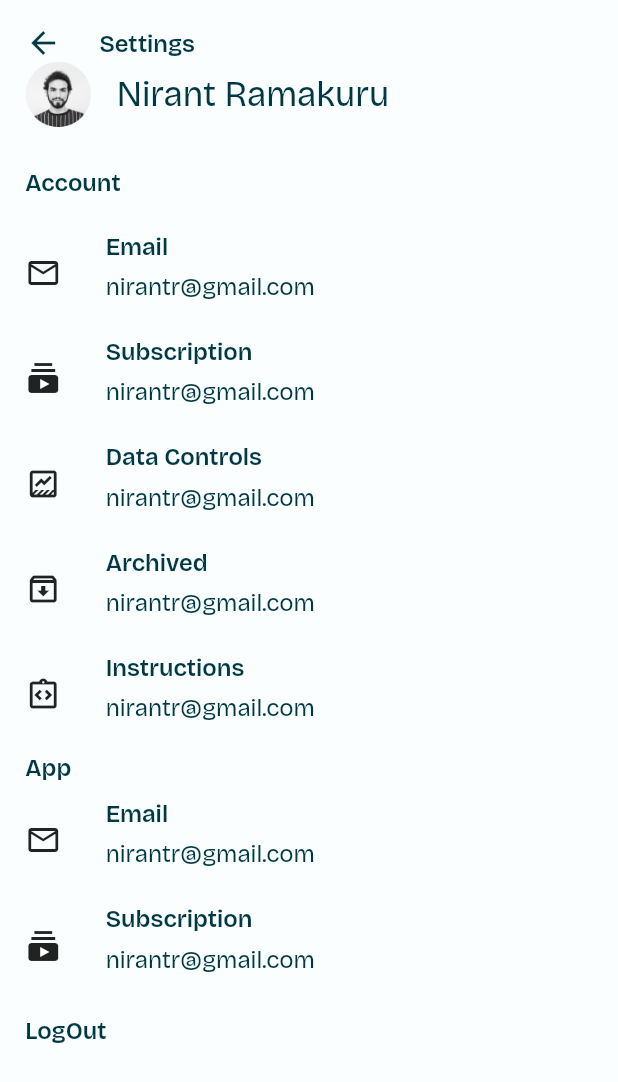
After one commit to vouch-social/vouchFlutterRepo, a Flutter app: the SettingsScreen screen opened directly, on a phone screen of 412 x 824 dp. The commit adds this screen. Shown: the top 1082 px of the screen. Run offline on Flutter 3.47's test engine with Material 3 defaults, Android fonts, the light colour scheme and no system bars; drawn by our look-alikes of auto_size_text; our stand-ins replace barcode_widget, cached_network_image, cloud_firestore, cloud_functions, dio, dropdown_button2 and 37 more; missing offline and left inert: call_log, choose_input_chips, firebase_app_check, flutter_barcode_scanner, json_path, mime_type and 2 more; accounts and stored records are empty; network calls fail.

Commit message:
220420241950

```diff
--- a/lib/flutter_flow/flutter_flow_theme.dart
+++ b/lib/flutter_flow/flutter_flow_theme.dart
@@ -9,7 +9,6 @@ import 'package:google_fonts/google_fonts.dart';
 abstract class FlutterFlowTheme {
   static FlutterFlowTheme of(BuildContext context) {
     final Brightness brightness = MediaQuery.of(context).platformBrightness;
-    print(brightness);
     if (brightness == Brightness.dark) {
       return DarkModeTheme();
     }
--- a/lib/flutter_flow/flutter_flow_widgets.dart
+++ b/lib/flutter_flow/flutter_flow_widgets.dart
@@ -282,7 +282,7 @@ FFButtonOptions CTAButton(context){
       height: 64.0.w,
       color: FlutterFlowTheme.of(context).ffButton,
       textStyle: FlutterFlowTheme.of(context).buttonText,
-      elevation: 3.0,
+      elevation: 0.0,
       borderRadius: BorderRadius.circular(12.0.w),
     );
 }
--- a/lib/new_code/backend/models/base_response.dart
+++ b/lib/new_code/backend/models/base_response.dart
@@ -8,7 +8,7 @@ class BaseResponse<T> {
 
   factory BaseResponse.fromJson(
       Map<String, dynamic> json, T Function(Map<String, dynamic>) fromJson) {
-    print("Json : ${json['data']}");
+    //print("Json : ${json['data']}");
     return BaseResponse(
       status: json['status'],
       message: json['message'],
--- /dev/null
+++ b/lib/new_code/home_page/home_page_controller.dart
@@ -0,0 +1,6 @@
+import 'package:get/get.dart';
+
+class HomeController extends GetxController{
+
+
+}
--- /dev/null
+++ b/lib/new_code/home_page/settings/settings_screen.dart
@@ -0,0 +1,214 @@
+import 'package:auto_size_text/auto_size_text.dart';
+import 'package:flutter/cupertino.dart';
+import 'package:flutter/material.dart';
+import 'package:flutter/widgets.dart';
+import 'package:flutter_screenutil/flutter_screenutil.dart';
+import 'package:get/get.dart';
+import 'package:vouch/flutter_flow/flutter_flow_theme.dart';
+import 'package:vouch/generated/assets.dart';
+import 'package:vouch/new_code/onboarding/auth_screen/login_screen/login_screen.dart';
+
+class SettingsScreen extends StatefulWidget {
+  const SettingsScreen({super.key});
+
+  @override
+  State<SettingsScreen> createState() => _SettingsScreenState();
+}
+
+class _SettingsScreenState extends State<SettingsScreen> {
+  List<Icon> iconsList = [
+    Icon(Icons.email_outlined),
+    Icon(Icons.subscriptions),
+    Icon(Icons.data_thresholding_outlined),
+    Icon(Icons.archive_outlined),
+    Icon(Icons.integration_instructions_outlined)
+  ];
+  List<String> titleList = [
+    'Email',
+    'Subscription',
+    'Data Controls',
+    'Archived',
+    'Instructions'
+  ];
+
+  @override
+  Widget build(BuildContext context) {
+    return Scaffold(
+      backgroundColor: FlutterFlowTheme.of(context).primaryBackground,
+      body: SafeArea(
+        child: Padding(
+          padding: EdgeInsets.all(16.0.w),
+          child: Column(
+            crossAxisAlignment: CrossAxisAlignment.start,
+            children: [
+              Row(
+                children: [
+                  GestureDetector(
+                    onTap: (){
+                      Get.back();
+                    },
+                    child: Icon(Icons.arrow_back,
+                    color: FlutterFlowTheme.of(context).primaryText,
+                    ),
+                  ),
+                  SizedBox(
+                    width: 24.0.w,
+                  ),
+                  AutoSizeText(
+                    "Settings",
+                    style: FlutterFlowTheme.of(context).titleLarge,
+                  ),
+                ],
+              ),
+              Row(
+                children: [
+                  Container(
+                    height: 44,
+                    width: 44,
+                    child: ClipRRect(
+                      child: Image.asset(Assets.assetsImage951),
+                    ),
+                  ),
+                  SizedBox(
+                    width: 16.0.w,
+                  ),
+                  AutoSizeText(
+                    "Nirant Ramakuru",
+                    style: FlutterFlowTheme.of(context).headlineLarge,
+                  )
+                ],
+              ),
+              SizedBox(
+                height: 28.0.h,
+              ),
+              AutoSizeText(
+                'Account',
+                style: FlutterFlowTheme.of(context).titleLarge,
+              ),
+              SizedBox(
+                height: 20.0.h,
+              ),
+              Container(
+                child: ListView.separated(
+                  shrinkWrap: true,
+                  physics: NeverScrollableScrollPhysics(),
+                  itemCount: 5,
+                  itemBuilder: (BuildContext context, int index) {
+                    return Container(
+                        height: 64.h,
+                        child: Row(
+                          crossAxisAlignment: CrossAxisAlignment.center,
+                          children: [
+                            iconsList[index],
+                            SizedBox(
+                              width: 28.0.w,
+                            ),
+                            Column(
+                              crossAxisAlignment: CrossAxisAlignment.start,
+                              children: [
+                                SizedBox(
+                                  height: 4.0.h,
+                                ),
+                                AutoSizeText(
+                                  titleList[index],
+                                  style:
+                                      FlutterFlowTheme.of(context).titleLarge,
+                                ),
+                                SizedBox(
+                                  height: 8.0.h,
+                                ),
+                                AutoSizeText(
+                                  'nirantr@gmail.com',
+                                  style:
+                                      FlutterFlowTheme.of(context).titleSmall,
+                                ),
+                              ],
+                            )
+                          ],
+                        ));
+                  },
+                  separatorBuilder: (BuildContext context, int index) {
+                    return SizedBox(
+                      height: 8.0.h,
+                    );
+                  },
+                ),
+              ),
+              SizedBox(
+                height: 8.0.h,
+              ),
+              AutoSizeText(
+                'App',
+                style: FlutterFlowTheme.of(context).titleLarge,
+              ),
+              SizedBox(
+                height: 8.0.h,
+              ),
+              Container(
+                child: ListView.separated(
+                  shrinkWrap: true,
+                  physics: NeverScrollableScrollPhysics(),
+                  itemCount: 2,
+                  itemBuilder: (BuildContext context, int index) {
+                    return Container(
+                        height: 64.h,
+                        child: Row(
+                          crossAxisAlignment: CrossAxisAlignment.center,
+                          children: [
+                            iconsList[index],
+                            SizedBox(
+                              width: 28.0.w,
+                            ),
+                            Column(
+                              crossAxisAlignment: CrossAxisAlignment.start,
+                              children: [
+                                SizedBox(
+                                  height: 4.0.h,
+                                ),
+                                AutoSizeText(
+                                  titleList[index],
+                                  style:
+                                      FlutterFlowTheme.of(context).titleLarge,
+                                ),
+                                SizedBox(
+                                  height: 8.0.h,
+                                ),
+                                AutoSizeText(
+                                  'nirantr@gmail.com',
+                                  style:
+                                      FlutterFlowTheme.of(context).titleSmall,
+                                ),
+                              ],
+                            )
+                          ],
+                        ));
+                  },
+                  separatorBuilder: (BuildContext context, int index) {
+                    return SizedBox(
+                      height: 8.0.h,
+                    );
+                  },
+                ),
+              ),
+              SizedBox(
+                height: 16.0.h,
+              ),
+              GestureDetector(
+                onTap: () {
+                  Get.to(() => const LoginScreen());
+                },
+                child: AutoSizeText(
+                  'LogOut',
+                  style: FlutterFlowTheme.of(context).titleLarge,
+                ),
+              ),
+              SizedBox(
+                height: 8.0.h,
+              ),
+            ],
+          ),
+        ),
+      ),
+    );
+  }
+}
--- a/lib/new_code/onboarding/customize_profile/tags_screen.dart
+++ b/lib/new_code/onboarding/customize_profile/tags_screen.dart
@@ -65,6 +65,7 @@ class _TagsScreenState extends State<TagsScreen> {
                       suggestionsBoxDecoration: BoxDecoration(
                         color: FlutterFlowTheme.of(context).primaryBackground
                       ),
+
                       maxChips: 3,
                       decoration: InputDecoration(
                         labelText: "Tags",
@@ -111,6 +112,7 @@ class _TagsScreenState extends State<TagsScreen> {
 
                       chipBuilder: (context, state, Tags profile) {
                         return InputChip(
+                          deleteIcon : Icon(Icons.clear,color: FlutterFlowTheme.of(context).primaryText,size: 16.0.h,),
                           labelStyle: FlutterFlowTheme.of(context).labelSmall,
                           backgroundColor: MediaQuery.of(context).platformBrightness == Brightness.dark ?
                           FlutterFlowTheme.of(context).primaryBackground.withOpacity(0.9):
--- a/lib/new_code/onboarding/goals/goals_screen.dart
+++ b/lib/new_code/onboarding/goals/goals_screen.dart
@@ -54,7 +54,7 @@ class _GoalsScreenState extends State<GoalsScreen>
           crossAxisAlignment: CrossAxisAlignment.start,
           children: [
             Padding(
-              padding: EdgeInsets.all(16.0.w),
+              padding: EdgeInsets.symmetric(vertical: 0.0.w,horizontal: 16),
               child: Column(
                 crossAxisAlignment: CrossAxisAlignment.start,
                 children: [
@@ -69,6 +69,9 @@ class _GoalsScreenState extends State<GoalsScreen>
                   AutoSizeText(
                       'Please set at least 3 goals. You will have the\nability to edit your choices at any point.',
                       style: FlutterFlowTheme.of(context).titleSmall),
+                  SizedBox(
+                    height: 16.0.h,
+                  )
                 ],
               ),
             ),
--- a/lib/new_code/onboarding/permissions/permissions_screen.dart
+++ b/lib/new_code/onboarding/permissions/permissions_screen.dart
@@ -54,8 +54,6 @@ class _PermissionsScreenState extends State<PermissionsScreen> {
       //   hashedPhone: FFAppState().hashedPhone,
       // ));
 
-      _model.sendUserData(
-          countryCode: widget.countryCode, phoneWOCC: widget.mobileWOCC);
     });
   }
 
```
Also changed, not shown: lib/checkAuth.dart (added, +71 -0 lines), lib/final_design/onboarding/linkedin/linkedin_widget.dart (+41 -33 lines), lib/main.dart (+22 -2 lines), lib/new_code/home_page/new_home_page.dart (+28 -19 lines), lib/new_code/home_page/search_screen/search_controller.dart (added, +9 -0 lines), lib/new_code/home_page/search_screen/search_screen.dart (renamed from lib/new_code/home_page/search_screen.dart, +21 -5 lines), lib/new_code/onboarding/auth_screen/otp_screen/otp_model.dart (+66 -0 lines), lib/new_code/onboarding/auth_screen/otp_screen/otp_screen.dart (+13 -4 lines), lib/new_code/onboarding/customize_profile/user_details.dart (+2 -15 lines), lib/new_code/onboarding/permissions/permissions_model.dart (+0 -48 lines), lib/new_code/onboarding/welcome_screen/welcome_screen.dart (+13 -11 lines).
